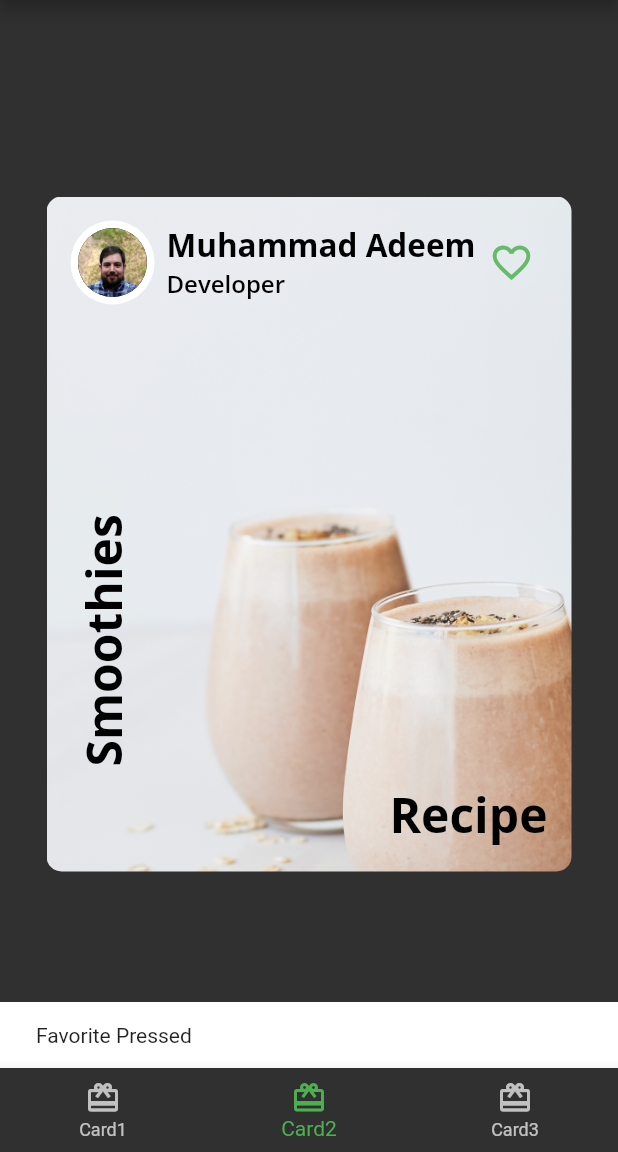
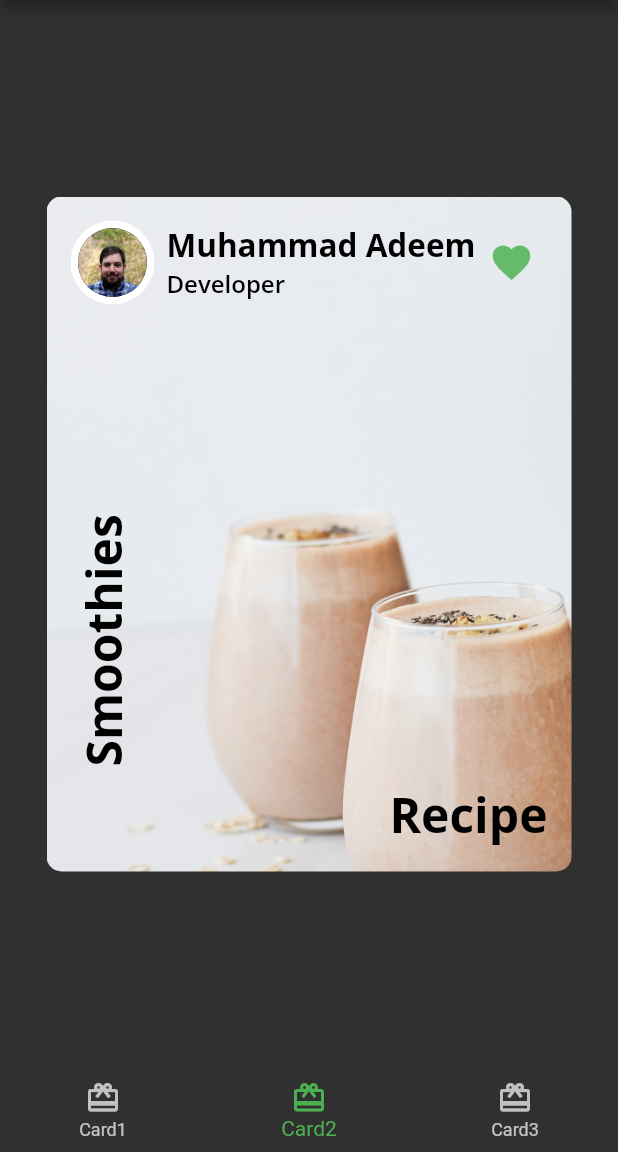
Before and after one commit to maquadir/Flutter_Widgets, a Flutter app: the screen it shows after launch, item 2 of the bottom bar chosen, after a tap on the "favorite outline" icon, on a phone screen of 412 x 824 dp, the part 84-1236 px from its top. Run offline on Flutter 3.47's test engine with Material 2 defaults, Android fonts, the phone set to English and light mode, and no system bars; our stand-ins replace google_fonts.

Commit message:
update authorcard to stateful widget

```diff
--- a/lib/author_card.dart
+++ b/lib/author_card.dart
@@ -4,7 +4,7 @@ import 'package:flutter/material.dart';
 import 'circle_image.dart';
 import 'fooderlich_theme.dart';
 
-class AuthorCard extends StatelessWidget {
+class AuthorCard extends StatefulWidget {
   const AuthorCard({
     super.key,
     required this.authorName,
@@ -17,6 +17,14 @@ class AuthorCard extends StatelessWidget {
   final ImageProvider? imageProvider;
 
   @override
+  State<AuthorCard> createState() => _AuthorCardState();
+}
+
+class _AuthorCardState extends State<AuthorCard> {
+
+  bool _isFavorited = false;
+
+  @override
   Widget build(BuildContext context) {
     // TODO: implement build
     return Container(
@@ -24,7 +32,7 @@ class AuthorCard extends StatelessWidget {
       child: Row(mainAxisAlignment: MainAxisAlignment.spaceBetween, children: [
         Row(children: [
           CircleImage(
-            imageProvider: imageProvider,
+            imageProvider: widget.imageProvider,
             imageRadius: 28,
           ),
           const SizedBox(
@@ -34,11 +42,11 @@ class AuthorCard extends StatelessWidget {
             crossAxisAlignment: CrossAxisAlignment.start,
             children: [
               Text(
-                authorName,
+                widget.authorName,
                 style: FooderlichTheme.lightTextTheme.headline2,
               ),
               Text(
-                title,
+                widget.title,
                 style: FooderlichTheme.lightTextTheme.headline3,
               )
             ],
@@ -46,12 +54,11 @@ class AuthorCard extends StatelessWidget {
         ]),
         IconButton(
           onPressed: () {
-            const snackBar = SnackBar(
-              content: Text('Favorite Pressed'),
-            );
-            ScaffoldMessenger.of(context).showSnackBar(snackBar);
+            setState(() {
+              _isFavorited = !_isFavorited;
+            });
           },
-          icon: const Icon(Icons.favorite_border),
+          icon: Icon(_isFavorited ? Icons.favorite : Icons.favorite_border),
           iconSize: 30,
           color: Colors.green[400],
         )
```
